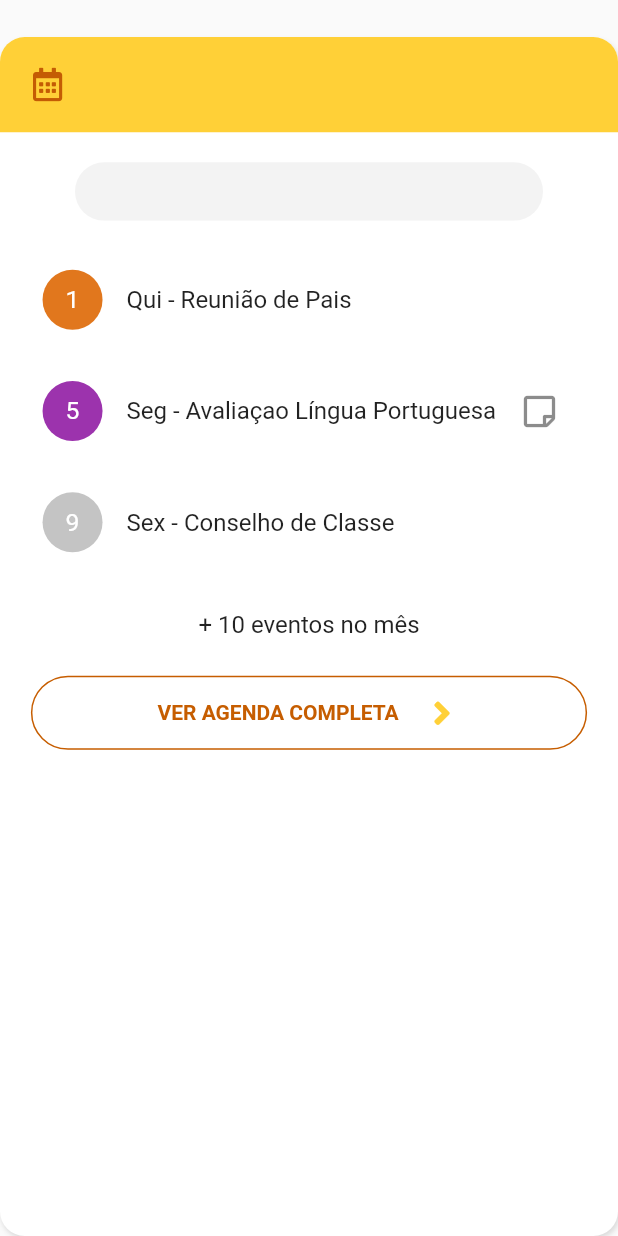
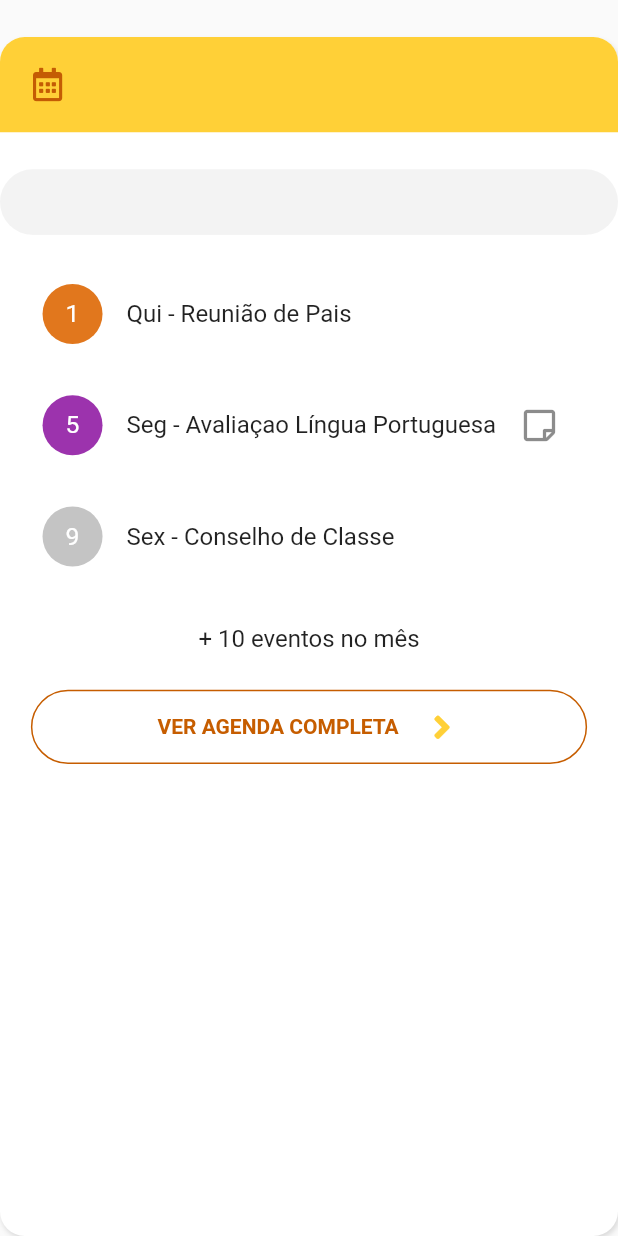
Before and after one commit to prefeiturasp/SME-Aplicativo-Aluno-APP, a Flutter app: the CardCalendar widget shown alone on an empty page, opened directly with empty values, on a phone screen of 412 x 824 dp. Run offline on Flutter 3.47's test engine with Material 2 defaults, Android fonts, the phone set to English and light mode, and no system bars; drawn by our look-alikes of auto_size_text; our stand-ins replace awesome_dialog, brasil_fields, connectivity, device_info, email_validator, firebase_messaging and 8 more; missing offline and left inert: background_fetch, cpf_cnpj_validator, get_ip; accounts and stored records are empty; generated files the repository leaves out were written again; network calls fail.

Commit message:
agenda do aluno

```diff
--- a/lib/screens/calendar/list_events.dart
+++ b/lib/screens/calendar/list_events.dart
@@ -58,8 +58,8 @@ class _ListEventsState extends State<ListEvents> {
                 ],
               ),
               Container(
-                margin: EdgeInsets.only(top: 20),
-                width: size.width - 100,
+                margin: EdgeInsets.only(top: screenHeight * 2),
+                width: screenHeight * 40,
                 child: Row(
                   mainAxisAlignment: MainAxisAlignment.spaceBetween,
                   children: [
--- a/lib/screens/widgets/cards/card_calendar.dart
+++ b/lib/screens/widgets/cards/card_calendar.dart
@@ -78,9 +78,9 @@ class CardCalendar extends StatelessWidget {
             ),
           ),
           Container(
-            margin: EdgeInsets.only(top: 20),
-            padding: EdgeInsets.all(10),
-            width: size.width - 100,
+            margin: EdgeInsets.only(top: screenHeight * 3),
+            padding: EdgeInsets.all(screenHeight * 1.5),
+            width: screenHeight * 50,
             child: AutoSizeText(
               month,
               maxFontSize: 18,
```
